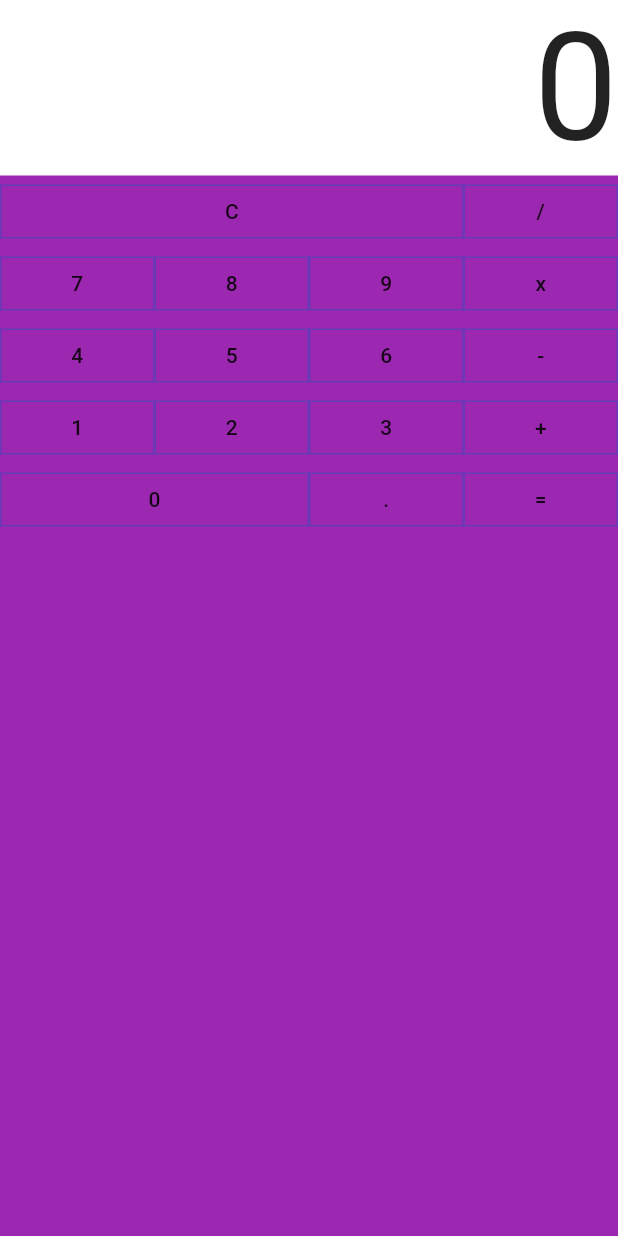
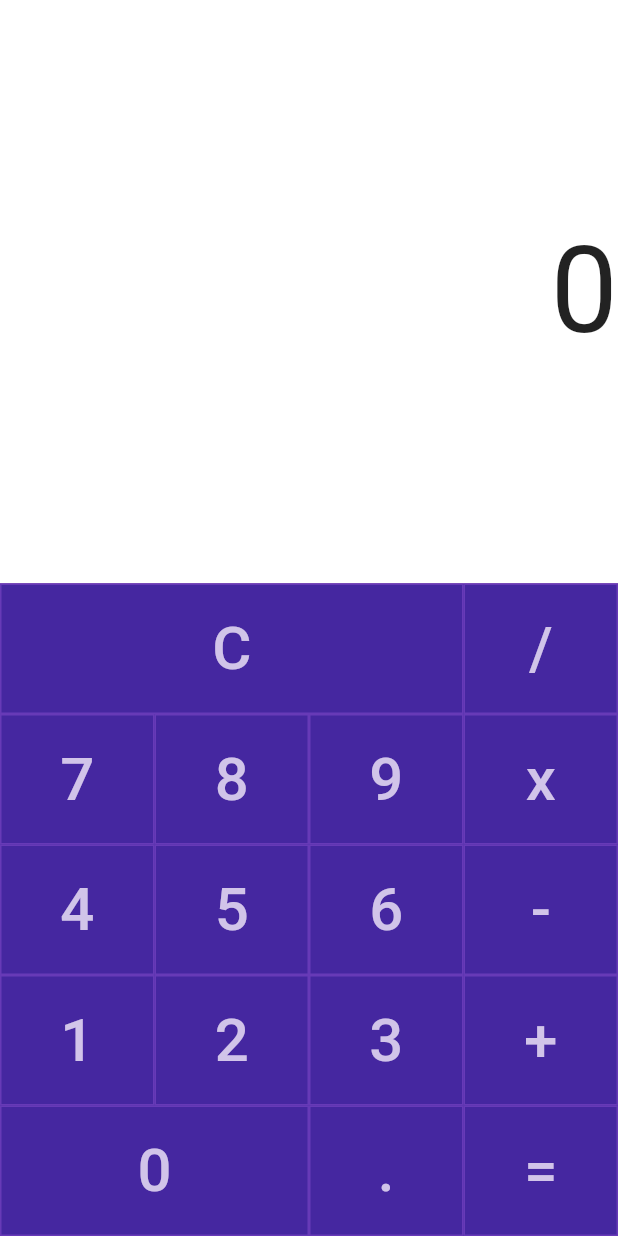
Before and after one commit to omongo/flutter-calculator, a Flutter app: the screen it shows after launch, on a phone screen of 412 x 824 dp. Run offline on Flutter 3.47's test engine with Material 2 defaults, Android fonts, the phone set to English and light mode, and no system bars.

Commit message:
styling fuxking work by wingyplus

```diff
--- a/lib/main.dart
+++ b/lib/main.dart
@@ -25,13 +25,17 @@ class MyHomePage extends StatefulWidget {
 }
 
 class _MyHomePageState extends State<MyHomePage> {
-
   final buttonBorder = RoundedRectangleBorder(
     side: BorderSide(
       style: BorderStyle.solid,
       width: 1.0,
       color: Colors.deepPurple,
     ),
+  );
+
+  final textButtonStyle = TextStyle(
+    color: Colors.deepPurple[100],
+    fontSize: 40,
   );
 
   @override
@@ -53,7 +57,8 @@ class _MyHomePageState extends State<MyHomePage> {
   }
 
   Widget _output() {
-    return Container(
+    return Expanded(
+      child: Container(
         color: Colors.white,
         child: Row(
           mainAxisAlignment: MainAxisAlignment.end,
@@ -61,7 +66,152 @@ class _MyHomePageState extends State<MyHomePage> {
             Text(
               '0',
               style: TextStyle(
-              fontSize: 100,
+                fontSize: 80,
+              ),
+            ),
+          ],
+        ),
+      ),
+    );
+  }
+
+  Widget _input() {
+    return Container(
+      color: Colors.deepPurple[800],
+      child: Column(
+        children: <Widget>[
+          IntrinsicHeight(
+            child: Row(
+              crossAxisAlignment: CrossAxisAlignment.stretch,
+              children: <Widget>[
+                Expanded(
+                  flex: 3,
+                  child: FlatButton(
+                    padding: EdgeInsets.all(20),
+                    shape: buttonBorder,
+                    child: Text(
+                      'C',
+                      style: textButtonStyle,
+                    ),
+                    onPressed: () {},
+                  ),
+                ),
+                Expanded(
+                  flex: 1,
+                  child: FlatButton(
+                    padding: EdgeInsets.all(20),
+                    shape: buttonBorder,
+                    child: Text(
+                      '/',
+                      style: textButtonStyle,
+                    ),
+                    onPressed: () {},
+                  ),
+                ),
+              ],
+            ),
+          ),
+          IntrinsicHeight(
+            child: Row(
+              crossAxisAlignment: CrossAxisAlignment.stretch,
+              children: <Widget>[
+                Expanded(
+                  child: _numButton('7'),
+                ),
+                Expanded(
+                  child: _numButton('8'),
+                ),
+                Expanded(
+                  child: _numButton('9'),
+                ),
+                Expanded(
+                    child: FlatButton(
+                  shape: buttonBorder,
+                  child: Text(
+                    'x',
+                    style: textButtonStyle,
+                  ),
+                  onPressed: () {},
+                )),
+              ],
+            ),
+          ),
+          IntrinsicHeight(
+            child: Row(
+              crossAxisAlignment: CrossAxisAlignment.stretch,
+              children: <Widget>[
+                Expanded(child: _numButton('4')),
+                Expanded(child: _numButton('5')),
+                Expanded(
+                  child: _numButton('6'),
+                ),
+                Expanded(
+                  child: FlatButton(
+                    shape: buttonBorder,
+                    child: Text(
+                      '-',
+                      style: textButtonStyle,
+                    ),
+                    onPressed: () {},
+                  ),
+                ),
+              ],
+            ),
+          ),
+          IntrinsicHeight(
+            child: Row(
+              crossAxisAlignment: CrossAxisAlignment.stretch,
+              children: <Widget>[
+                Expanded(
+                  child: _numButton('1'),
+                ),
+                Expanded(
+                  child: _numButton('2'),
+                ),
+                Expanded(
+                  child: _numButton('3'),
+                ),
+                Expanded(
+                  child: FlatButton(
+                    shape: buttonBorder,
+                    child: Text(
+                      '+',
+                      style: textButtonStyle,
+                    ),
+                    onPressed: () {},
+                  ),
+                ),
+              ],
+            ),
+          ),
+          IntrinsicHeight(
+            child: Row(
+              crossAxisAlignment: CrossAxisAlignment.stretch,
+              children: <Widget>[
+                Expanded(
+                  flex: 2,
+                  child: _numButton('0'),
+                ),
+                Expanded(
+                    child: FlatButton(
+                  shape: buttonBorder,
+                  child: Text(
+                    '.',
+                    style: textButtonStyle,
+                  ),
+                  onPressed: () {},
+                )),
+                Expanded(
+                  child: FlatButton(
+                    shape: buttonBorder,
+                    child: Text(
+                      '=',
+                      style: textButtonStyle,
+                    ),
+                    onPressed: () {},
+                  ),
+                ),
+              ],
             ),
           ),
         ],
@@ -69,137 +219,15 @@ class _MyHomePageState extends State<MyHomePage> {
     );
   }
 
-  Widget _input() {
-    return Column(
-      children: <Widget>[
-        Row(
-          children: <Widget>[
-            Expanded(
-              flex: 3,
-              child: FlatButton(
+  Widget _numButton(String num) {
+    return FlatButton(
+      padding: EdgeInsets.all(20),
       shape: buttonBorder,
-                child: Text('C'),
+      child: Text(
+        num,
+        style: textButtonStyle,
+      ),
       onPressed: () {},
-              ),
-            ),
-            Expanded(
-              flex: 1,
-              child: FlatButton(
-                shape: buttonBorder,
-                child: Text('/'),
-                onPressed: () {},
-              ),
-            ),
-          ],
-        ),
-        Row(
-          children: <Widget>[
-            Expanded(
-                child: FlatButton(
-                  shape: buttonBorder,
-                  child: Text('7'),
-                  onPressed: () {},
-                )),
-            Expanded(
-                child: FlatButton(
-                  shape: buttonBorder,
-                  child: Text('8'),
-                  onPressed: () {},
-                )),
-            Expanded(
-                child: FlatButton(
-                  shape: buttonBorder,
-                  child: Text('9'),
-                  onPressed: () {},
-                )),
-            Expanded(
-                child: FlatButton(
-                  shape: buttonBorder,
-                  child: Text('x'),
-                  onPressed: () {},
-                )),
-          ],
-        ),
-        Row(
-          children: <Widget>[
-            Expanded(
-                child: FlatButton(
-                  shape: buttonBorder,
-                  child: Text('4'),
-                  onPressed: () {},
-                )),
-            Expanded(
-                child: FlatButton(
-                  shape: buttonBorder,
-                  child: Text('5'),
-                  onPressed: () {},
-                )),
-            Expanded(
-                child: FlatButton(
-                  shape: buttonBorder,
-                  child: Text('6'),
-                  onPressed: () {},
-                )),
-            Expanded(
-                child: FlatButton(
-                  shape: buttonBorder,
-                  child: Text('-'),
-                  onPressed: () {},
-                )),
-          ],
-        ),
-        Row(
-          children: <Widget>[
-            Expanded(
-                child: FlatButton(
-                  shape: buttonBorder,
-                  child: Text('1'),
-                  onPressed: () {},
-                )),
-            Expanded(
-                child: FlatButton(
-                  shape: buttonBorder,
-                  child: Text('2'),
-                  onPressed: () {},
-                )),
-            Expanded(
-                child: FlatButton(
-                  shape: buttonBorder,
-                  child: Text('3'),
-                  onPressed: () {},
-                )),
-            Expanded(
-                child: FlatButton(
-                  shape: buttonBorder,
-                  child: Text('+'),
-                  onPressed: () {},
-                )),
-          ],
-        ),
-        Row(
-          children: <Widget>[
-            Expanded(
-                flex: 2,
-                child: FlatButton(
-                  shape: buttonBorder,
-                  child: Text('0'),
-                  onPressed: () {},
-                )),
-            Expanded(
-                child: FlatButton(
-                  shape: buttonBorder,
-                  child: Text('.'),
-                  onPressed: () {},
-                )),
-            Expanded(
-                child: FlatButton(
-                  shape: buttonBorder,
-                  child: Text('='),
-                  onPressed: () {},
-                )),
-          ],
-        ),
-      ],
     );
   }
 }
```
Lines whose indentation alone changed are shown as unchanged.
